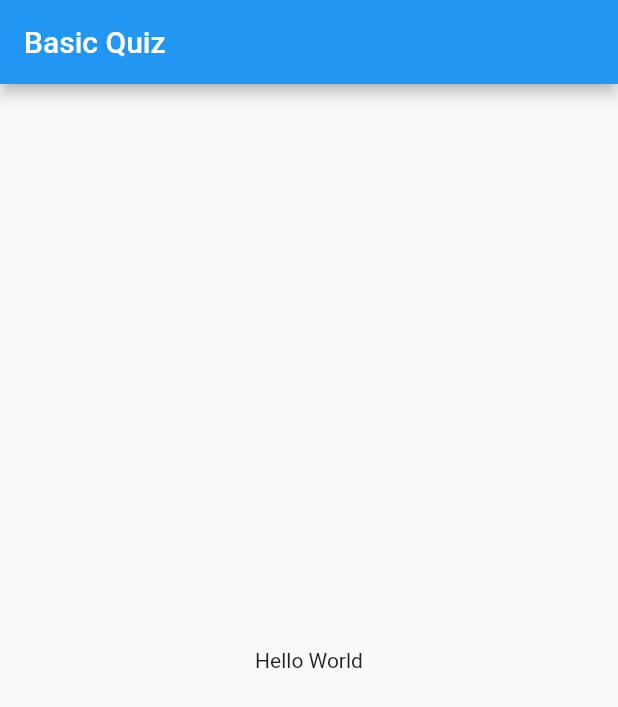
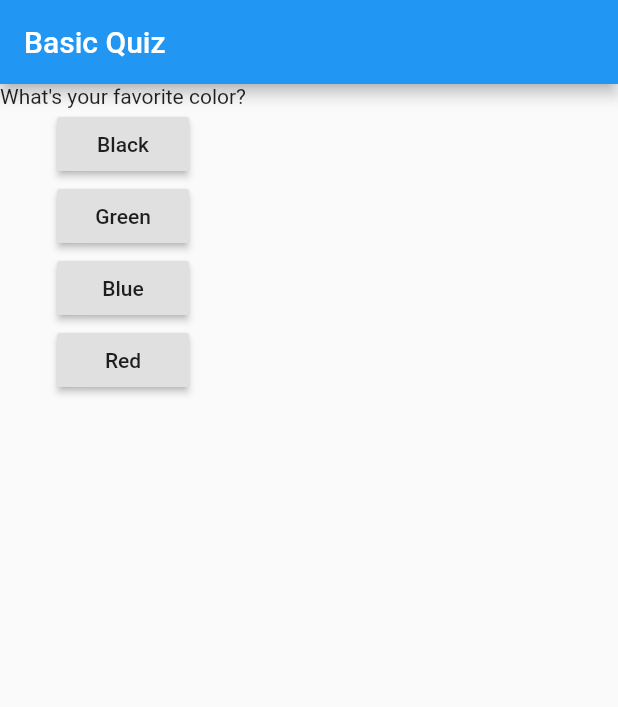
Before and after one commit to elvan/basic_quiz_app_flutter_example, a Flutter app: the screen it shows after launch, on a phone screen of 412 x 824 dp. Shown: the top 707 px of the screen. Run offline on Flutter 3.47's test engine with Material 2 defaults, Android fonts, the phone set to English and light mode, and no system bars.

Commit message:
add layout widgets

```diff
--- a/lib/my_app.dart
+++ b/lib/my_app.dart
@@ -3,14 +3,45 @@ import 'package:flutter/material.dart';
 class MyApp extends StatelessWidget {
   @override
   Widget build(BuildContext context) {
+    var questions = [
+      "What's your favorite color?",
+      "What's your favorite animal?",
+      "What's your favorite sport",
+    ];
+
+    var answers = [
+      'Black',
+      'Green',
+      'Blue',
+      'Red',
+    ];
+
     return MaterialApp(
       title: 'Basic Quiz',
       home: Scaffold(
         appBar: AppBar(
           title: Text('Basic Quiz'),
         ),
-        body: Center(
-          child: Text('Hello World'),
+        body: Column(
+          children: <Widget>[
+            Text(questions[0]),
+            RaisedButton(
+              child: Text(answers[0]),
+              onPressed: () {},
+            ),
+            RaisedButton(
+              child: Text(answers[1]),
+              onPressed: () {},
+            ),
+            RaisedButton(
+              child: Text(answers[2]),
+              onPressed: () {},
+            ),
+            RaisedButton(
+              child: Text(answers[3]),
+              onPressed: () {},
+            ),
+          ],
         ),
       ),
     );
```
